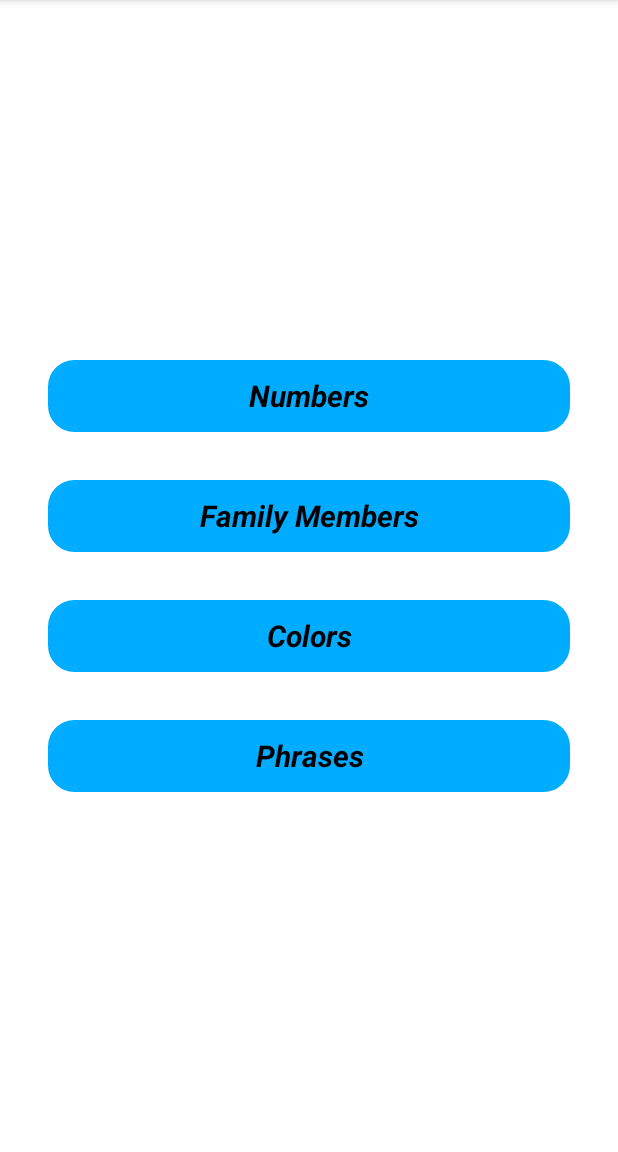
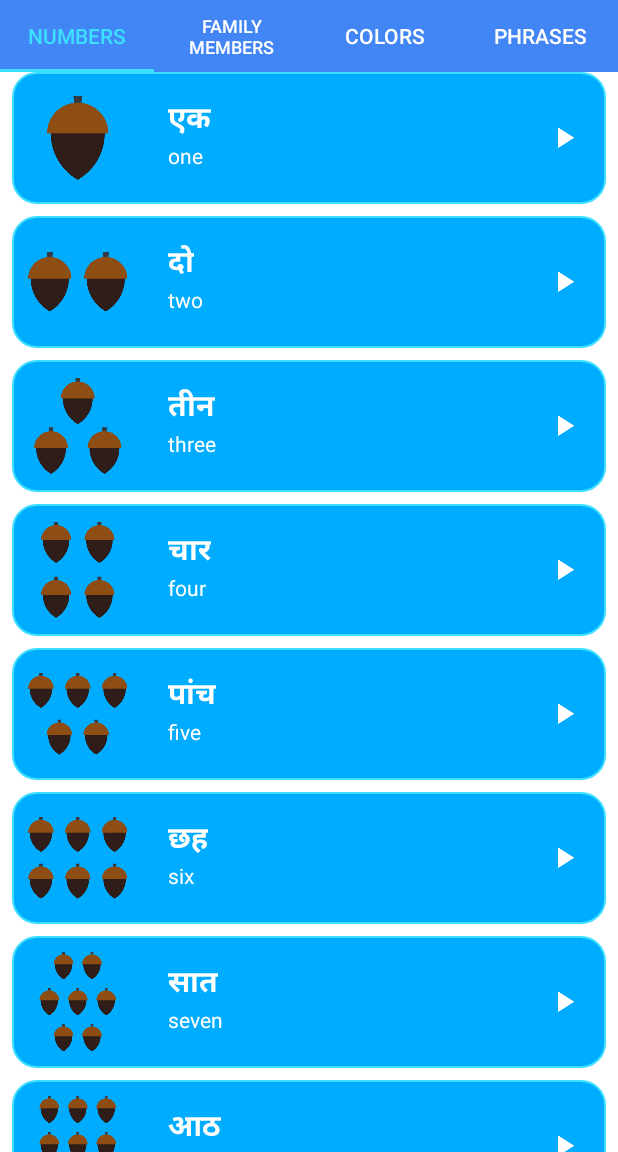
Before and after one commit to Abizer-R/LearnHindi, an Android app: the screen it shows after launch (MainActivity), on a phone screen of 412 x 824 dp, the part 84-1236 px from its top. Run offline under Robolectric (Android 15) with nearby library versions, the light colour scheme and no system bars.

Commit message:
Added Fragments

```diff
--- a/app/build.gradle
+++ b/app/build.gradle
@@ -32,6 +32,7 @@ dependencies {
     implementation 'androidx.appcompat:appcompat:1.3.1'
     implementation 'com.google.android.material:material:1.4.0'
     implementation 'androidx.constraintlayout:constraintlayout:2.1.1'
+    implementation 'androidx.legacy:legacy-support-v4:1.0.0'
     testImplementation 'junit:junit:4.+'
     androidTestImplementation 'androidx.test.ext:junit:1.1.3'
     androidTestImplementation 'androidx.test.espresso:espresso-core:3.4.0'
--- a/app/src/main/java/com/example/englishtohindi/MainActivity.java
+++ b/app/src/main/java/com/example/englishtohindi/MainActivity.java
@@ -1,56 +1,120 @@
 package com.example.englishtohindi;
 
 import androidx.appcompat.app.AppCompatActivity;
+import androidx.fragment.app.FragmentManager;
+import androidx.viewpager2.widget.ViewPager2;
 
 import android.content.Intent;
 import android.os.Bundle;
 import android.view.View;
 import android.widget.TextView;
 
+import com.google.android.material.tabs.TabLayout;
+import com.google.android.material.tabs.TabLayoutMediator;
+
 public class MainActivity extends AppCompatActivity {
+
+    private TabLayout tabLayout;
+    private ViewPager2 viewPager;
+    private SimpleFragmentPagerAdapter pagerAdapter;
+
 
     @Override
     protected void onCreate(Bundle savedInstanceState) {
         super.onCreate(savedInstanceState);
         setContentView(R.layout.activity_main);
 
+        // To remove Shadow belove the ActionBar
+        getSupportActionBar().setElevation(0);
 
-        TextView numbersTextView = findViewById(R.id.numbersTextView);
+        tabLayout = findViewById(R.id.tab_layout);
+        viewPager = findViewById(R.id.view_pager);
 
-        numbersTextView.setOnClickListener(new View.OnClickListener() {
+        FragmentManager fm = getSupportFragmentManager();
+        pagerAdapter = new SimpleFragmentPagerAdapter(fm, getLifecycle());
+
+        viewPager.setAdapter(pagerAdapter);
+
+        // Adding Tabs
+        tabLayout.addTab(tabLayout.newTab().setText(R.string.numbers));
+        tabLayout.addTab(tabLayout.newTab().setText(R.string.family));
+        tabLayout.addTab(tabLayout.newTab().setText(R.string.colors));
+        tabLayout.addTab(tabLayout.newTab().setText(R.string.phrases));
+
+
+        tabLayout.addOnTabSelectedListener(new TabLayout.OnTabSelectedListener() {
             @Override
-            public void onClick(View view) {
-                Intent intent = new Intent(MainActivity.this, NumbersActivity.class);
-                startActivity(intent);
+            public void onTabSelected(TabLayout.Tab tab) {
+                viewPager.setCurrentItem(tab.getPosition());
+            }
+
+            @Override
+            public void onTabUnselected(TabLayout.Tab tab) {
+
+            }
+
+            @Override
+            public void onTabReselected(TabLayout.Tab tab) {
+
             }
         });
 
-        TextView familyTextView = findViewById(R.id.familyTextView);
-        familyTextView.setOnClickListener(new View.OnClickListener() {
+        viewPager.registerOnPageChangeCallback(new ViewPager2.OnPageChangeCallback() {
             @Override
-            public void onClick(View view) {
-                Intent intent = new Intent(MainActivity.this, FamilyActivity.class);
-                startActivity(intent);
+            public void onPageSelected(int position) {
+                tabLayout.selectTab(tabLayout.getTabAt(position));
             }
         });
 
-        TextView colorsTextView = findViewById(R.id.colorsTextView);
-        colorsTextView.setOnClickListener(new View.OnClickListener() {
-            @Override
-            public void onClick(View view) {
-                Intent intent = new Intent(MainActivity.this, ColorsActivity.class);
-                startActivity(intent);
-            }
-        });
+//
+//        ViewPager2 viewPager = (ViewPager2) findViewById(R.id.view_pager);
+//
+//        SimpleFragmentPagerAdapter pagerAdapter =
+//                new SimpleFragmentPagerAdapter(getSupportFragmentManager(), getLifecycle());
+//
+//        viewPager.setAdapter(pagerAdapter);
 
-        TextView phrasesTextView = findViewById(R.id.phrasesTextView);
-        phrasesTextView.setOnClickListener(new View.OnClickListener() {
-            @Override
-            public void onClick(View view) {
-                Intent intent = new Intent(MainActivity.this, PhrasesActivity.class);
-                startActivity(intent);
-            }
-        });
+
+
+
+
+
+//        TextView numbersTextView = findViewById(R.id.numbersTextView);
+//
+//        numbersTextView.setOnClickListener(new View.OnClickListener() {
+//            @Override
+//            public void onClick(View view) {
+//                Intent intent = new Intent(MainActivity.this, NumbersActivity.class);
+//                startActivity(intent);
+//            }
+//        });
+//
+//        TextView familyTextView = findViewById(R.id.familyTextView);
+//        familyTextView.setOnClickListener(new View.OnClickListener() {
+//            @Override
+//            public void onClick(View view) {
+//                Intent intent = new Intent(MainActivity.this, FamilyActivity.class);
+//                startActivity(intent);
+//            }
+//        });
+//
+//        TextView colorsTextView = findViewById(R.id.colorsTextView);
+//        colorsTextView.setOnClickListener(new View.OnClickListener() {
+//            @Override
+//            public void onClick(View view) {
+//                Intent intent = new Intent(MainActivity.this, ColorsActivity.class);
+//                startActivity(intent);
+//            }
+//        });
+//
+//        TextView phrasesTextView = findViewById(R.id.phrasesTextView);
+//        phrasesTextView.setOnClickListener(new View.OnClickListener() {
+//            @Override
+//            public void onClick(View view) {
+//                Intent intent = new Intent(MainActivity.this, PhrasesActivity.class);
+//                startActivity(intent);
+//            }
+//        });
 
 
     }
--- a/app/src/main/java/com/example/englishtohindi/PhrasesActivity.java
+++ b/app/src/main/java/com/example/englishtohindi/NumbersFragment.java
@@ -1,20 +1,22 @@
 package com.example.englishtohindi;
-
-import androidx.appcompat.app.AppCompatActivity;
 
 import android.content.Context;
 import android.media.AudioManager;
 import android.media.MediaPlayer;
 import android.os.Bundle;
+import androidx.fragment.app.Fragment;
+import android.view.LayoutInflater;
 import android.view.View;
+import android.view.ViewGroup;
 import android.widget.AdapterView;
 import android.widget.ListView;
 
 import java.util.ArrayList;
 
-public class PhrasesActivity extends AppCompatActivity {
 
-    private ArrayList<Word> phrases;
+public class NumbersFragment extends Fragment {
+
+    private ArrayList<Word> numbers;
 
     private MediaPlayer audio;
 
@@ -48,38 +50,53 @@ public class PhrasesActivity extends AppCompatActivity {
                 }
             };
 
-    @Override
-    protected void onStop() {
-        super.onStop();
-        releaseMediaPlayer();
+    public void releaseMediaPlayer() {
+
+        if(audio != null)
+            audio.release();
+
+        audio = null;
+
+        mAudioManager.abandonAudioFocus(mOnAudioFocusChangeListener);
     }
 
+
+
+    public NumbersFragment() {
+        // Required empty public constructor
+    }
+
+
     @Override
-    protected void onCreate(Bundle savedInstanceState) {
-        super.onCreate(savedInstanceState);
-        setContentView(R.layout.word_list_layout);
+    public View onCreateView(LayoutInflater inflater, ViewGroup container,
+                             Bundle savedInstanceState) {
+        // Inflate the layout for this fragment
 
-        mAudioManager = (AudioManager)getSystemService(Context.AUDIO_SERVICE);
+        View rootView = inflater.inflate(R.layout.word_list_layout, container, false);
 
-        phrases = new ArrayList<>();
-        phrases.add(new Word("Where are you going?", "आप कहाँ जा रहे हैं?", R.raw.phrases_1));
-        phrases.add(new Word("What is your name?", "आपका नाम क्या है?", R.raw.phrases_2));
-        phrases.add(new Word("How are you feeling?", "आप कैसा महसूस कर रहे हैं?", R.raw.phrases_3));
-        phrases.add(new Word("I’m feeling good.", "मैं अच्छा महसूस कर रहा हूं", R.raw.phrases_4));
-        phrases.add(new Word("Are you coming?", "क्या आप आ रहे हैं?", R.raw.phrases_5));
-        phrases.add(new Word("Yes, I’m coming", "हां, मैं आ रहा हूं", R.raw.phrases_6));
-        phrases.add(new Word("Let’s go.", "चलो चलें", R.raw.phrases_7));
-        phrases.add(new Word("Come here", "यहाँ आओ", R.raw.phrases_8));
+        mAudioManager = (AudioManager)getActivity().getSystemService(Context.AUDIO_SERVICE);
 
-        WordAdaptor phrasesWordAdaptor = new WordAdaptor(this, phrases);
+        numbers = new ArrayList<>();
+        numbers.add(new Word("one", "एक", R.drawable.number_one, R.raw.number_one));
+        numbers.add(new Word("two", "दो", R.drawable.number_two, R.raw.number_two));
+        numbers.add(new Word("three", "तीन", R.drawable.number_three, R.raw.number_three));
+        numbers.add(new Word("four", "चार", R.drawable.number_four, R.raw.number_four));
+        numbers.add(new Word("five", "पांच", R.drawable.number_five, R.raw.number_five));
+        numbers.add(new Word("six", "छह", R.drawable.number_six, R.raw.number_six));
+        numbers.add(new Word("seven", "सात", R.drawable.number_seven, R.raw.number_seven));
+        numbers.add(new Word("eight", "आठ", R.drawable.number_eight, R.raw.number_eight));
+        numbers.add(new Word("nine", "नौ", R.drawable.number_nine, R.raw.number_nine));
+        numbers.add(new Word("ten", "दस", R.drawable.number_ten, R.raw.number_ten));
 
-        ListView phrasesListView = findViewById(R.id.wordListView);
-        phrasesListView.setAdapter(phrasesWordAdaptor);
+        WordAdaptor numbersWordAdaptor = new WordAdaptor(getActivity(), numbers);
 
-        phrasesListView.setOnItemClickListener(new AdapterView.OnItemClickListener() {
+        ListView numbersListView = rootView.findViewById(R.id.wordListView);
+        numbersListView.setAdapter(numbersWordAdaptor);
+
+        numbersListView.setOnItemClickListener(new AdapterView.OnItemClickListener() {
             @Override
             public void onItemClick(AdapterView<?> adapterView, View view, int i, long l) {
-                Word currWord = phrases.get(i);
+                Word currWord = numbers.get(i);
 
                 releaseMediaPlayer();
 
@@ -92,26 +109,22 @@ public class PhrasesActivity extends AppCompatActivity {
                 if (result == AudioManager.AUDIOFOCUS_REQUEST_GRANTED) {
                     // We have audio focus now
 
-                    audio = MediaPlayer.create(PhrasesActivity.this, currWord.getAudioResourcId());
+                    audio = MediaPlayer.create(getActivity(), currWord.getAudioResourcId());
                     audio.start();
 
                     audio.setOnCompletionListener(audioCompleted);
                 }
-
             }
         });
 
-
-
+        return rootView;
     }
 
-    public void releaseMediaPlayer() {
+    @Override
+    public void onStop() {
+        super.onStop();
 
-        if(audio != null)
-            audio.release();
+        releaseMediaPlayer();
+    }
 
-        audio = null;
-
-        mAudioManager.abandonAudioFocus(mOnAudioFocusChangeListener);
-    }
 }
--- /dev/null
+++ b/app/src/main/java/com/example/englishtohindi/SimpleFragmentPagerAdapter.java
@@ -0,0 +1,43 @@
+package com.example.englishtohindi;
+
+import androidx.annotation.NonNull;
+import androidx.fragment.app.Fragment;
+import androidx.fragment.app.FragmentActivity;
+import androidx.fragment.app.FragmentManager;
+import androidx.lifecycle.Lifecycle;
+import androidx.viewpager2.adapter.FragmentStateAdapter;
+
+public class SimpleFragmentPagerAdapter extends FragmentStateAdapter {
+
+
+    public SimpleFragmentPagerAdapter(@NonNull FragmentManager fragmentManager, @NonNull Lifecycle lifecycle) {
+        super(fragmentManager, lifecycle);
+    }
+
+
+
+    @NonNull
+    @Override
+    public Fragment createFragment(int position) {
+        switch (position) {
+            case 0:
+                return new NumbersFragment();
+            case 1:
+                return new FamilyFragment();
+            case 2:
+                return new ColorsFragment();
+            case 3:
+                return new PhrasesFragment();
+            default:
+                return null;
+        }
+    }
+
+    @Override
+    public int getItemCount() {
+        return 4;
+    }
+
+
+
+}
--- a/app/src/main/res/layout/activity_main.xml
+++ b/app/src/main/res/layout/activity_main.xml
@@ -1,49 +1,60 @@
 <?xml version="1.0" encoding="utf-8"?>
-<RelativeLayout
+<LinearLayout
     xmlns:android="http://schemas.android.com/apk/res/android"
     xmlns:app="http://schemas.android.com/apk/res-auto"
     xmlns:tools="http://schemas.android.com/tools"
     android:layout_width="match_parent"
     android:layout_height="match_parent"
     tools:context=".MainActivity"
-    android:padding="16dp">
+    android:orientation="vertical">
 
-    <LinearLayout
+    <com.google.android.material.tabs.TabLayout
         android:layout_width="match_parent"
         android:layout_height="wrap_content"
-        android:layout_gravity="center"
-        android:orientation="vertical"
-        android:layout_centerInParent="true" >
+        android:id="@+id/tab_layout"
+        style="@style/tabLayoutAppearence"/>
 
-        <TextView
-            android:id="@+id/numbersTextView"
-            android:text="@string/numbers"
-            style="@style/CategoryStyle"
-            android:background="@drawable/rounded_corner"
-            android:backgroundTint="@color/color_1"/>
+    <androidx.viewpager2.widget.ViewPager2
+        android:layout_width="match_parent"
+        android:layout_height="match_parent"
+        android:id="@+id/view_pager"/>
 
-        <TextView
-            android:id="@+id/familyTextView"
-            android:text="@string/family"
-            style="@style/CategoryStyle"
-            android:background="@drawable/rounded_corner"
-            android:backgroundTint="@color/color_1"/>
+<!--    <LinearLayout-->
+<!--        android:layout_width="match_parent"-->
+<!--        android:layout_height="wrap_content"-->
+<!--        android:layout_gravity="center"-->
+<!--        android:orientation="vertical"-->
+<!--        android:layout_centerInParent="true" >-->
 
-        <TextView
-            android:id="@+id/colorsTextView"
-            android:text="@string/colors"
-            style="@style/CategoryStyle"
-            android:background="@drawable/rounded_corner"
-            android:backgroundTint="@color/color_1"/>
+<!--        <TextView-->
+<!--            android:id="@+id/numbersTextView"-->
+<!--            android:text="@string/numbers"-->
+<!--            style="@style/CategoryStyle"-->
+<!--            android:background="@drawable/rounded_corner"-->
+<!--            android:backgroundTint="@color/color_1"/>-->
 
-        <TextView
-            android:id="@+id/phrasesTextView"
-            android:text="@string/phrases"
-            style="@style/CategoryStyle"
-            android:background="@drawable/rounded_corner"
-            android:backgroundTint="@color/color_1"/>
+<!--        <TextView-->
+<!--            android:id="@+id/familyTextView"-->
+<!--            android:text="@string/family"-->
+<!--            style="@style/CategoryStyle"-->
+<!--            android:background="@drawable/rounded_corner"-->
+<!--            android:backgroundTint="@color/color_1"/>-->
 
-    </LinearLayout>
+<!--        <TextView-->
+<!--            android:id="@+id/colorsTextView"-->
+<!--            android:text="@string/colors"-->
+<!--            style="@style/CategoryStyle"-->
+<!--            android:background="@drawable/rounded_corner"-->
+<!--            android:backgroundTint="@color/color_1"/>-->
+
+<!--        <TextView-->
+<!--            android:id="@+id/phrasesTextView"-->
+<!--            android:text="@string/phrases"-->
+<!--            style="@style/CategoryStyle"-->
+<!--            android:background="@drawable/rounded_corner"-->
+<!--            android:backgroundTint="@color/color_1"/>-->
+
+<!--    </LinearLayout>-->
 
 
-</RelativeLayout>
+</LinearLayout>
--- a/app/src/main/res/layout/word_list_layout.xml
+++ b/app/src/main/res/layout/word_list_layout.xml
@@ -4,16 +4,16 @@
     xmlns:app="http://schemas.android.com/apk/res-auto"
     xmlns:tools="http://schemas.android.com/tools"
     android:layout_width="match_parent"
-    android:layout_height="match_parent"
-    tools:context=".NumbersActivity" >
+    android:layout_height="match_parent" >
 
     <ListView
         android:layout_width="match_parent"
         android:layout_height="match_parent"
         android:id="@+id/wordListView"
         android:divider="@null"
-        android:dividerHeight="4dp"
-        android:layout_margin="4dp"
+        android:dividerHeight="8dp"
+        android:layout_marginLeft="8dp"
+        android:layout_marginRight="8dp"
         android:drawSelectorOnTop="true"/>
 
 </LinearLayout>
--- a/app/src/main/res/values/colors.xml
+++ b/app/src/main/res/values/colors.xml
@@ -13,5 +13,4 @@
 
     <color name="color_2">#3CDFFF</color>
     <color name="color_1">#00ACFF</color>
-
 </resources>
--- a/app/src/main/res/values/strings.xml
+++ b/app/src/main/res/values/strings.xml
@@ -4,4 +4,6 @@
     <string name="family">Family Members</string>
     <string name="colors">Colors</string>
     <string name="phrases">Phrases</string>
+    <!-- TODO: Remove or change this placeholder text -->
+    <string name="hello_blank_fragment">Hello blank fragment</string>
 </resources>
--- a/app/src/main/res/values/themes.xml
+++ b/app/src/main/res/values/themes.xml
@@ -14,6 +14,8 @@
         <!-- Customize your theme here. -->
     </style>
 
+
+
     <style name="CategoryStyle" >
         <item name="android:layout_width">match_parent</item>
         <item name="android:layout_height">48dp</item>
@@ -24,4 +26,17 @@
         <item name="android:textColor">@color/black</item>
         <item name="android:backgroundTint">@color/design_default_color_primary_variant</item>
     </style>
+
+    <style name="tabLayoutAppearence" parent="Widget.Design.TabLayout" >
+        <item name="tabIndicatorColor">@color/color_2</item>
+        <item name="tabSelectedTextColor">@color/color_2</item>
+        <item name="tabTextAppearance">@style/tabLayoutText</item>
+        <item name="tabBackground">@color/colorPrimary</item>
+    </style>
+
+    <style name="tabLayoutText" parent="TextAppearance.Design.Tab" >
+        <item name="android:textColor">@color/white</item>
+        <item name="android:textSize">14sp</item>
+    </style>
+
 </resources>
```
Also changed, not shown: app/src/main/AndroidManifest.xml (+0 -23 lines), app/src/main/java/com/example/englishtohindi/ColorsFragment.java (renamed from app/src/main/java/com/example/englishtohindi/NumbersActivity.java, +56 -36 lines), app/src/main/java/com/example/englishtohindi/FamilyFragment.java (renamed from app/src/main/java/com/example/englishtohindi/FamilyActivity.java, +33 -22 lines), app/src/main/java/com/example/englishtohindi/PhrasesFragment.java (renamed from app/src/main/java/com/example/englishtohindi/ColorsActivity.java, +41 -36 lines).
